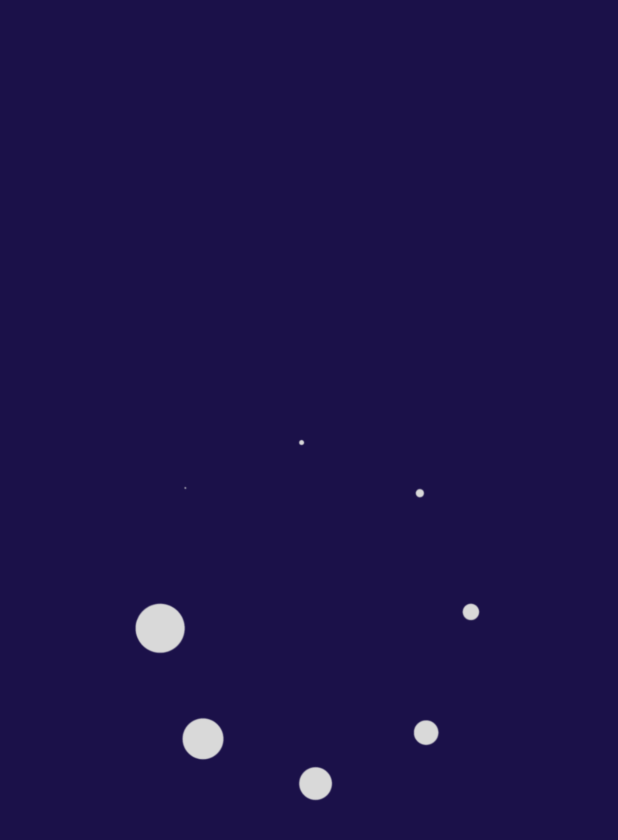
After one commit to carocarter/Entriviados, an Android app: the layout activity_loading.xml on its own in the app's theme, with its tools: preview values and no code run, on a phone screen of 412 x 824 dp. The commit adds this screen. Shown: the top 840 px of the screen. Run offline under Robolectric (Android 15) with nearby library versions, the phone set to English and light mode, and no system bars.

Commit message:
LoadingDelJuego

```diff
--- a/Entriviados10/app/build.gradle.kts
+++ b/Entriviados10/app/build.gradle.kts
@@ -51,6 +51,8 @@ dependencies {
     implementation("androidx.navigation:navigation-ui:2.6.0")
     implementation("androidx.activity:activity:1.8.0")
     implementation("com.google.firebase:firebase-messaging:23.4.1")
+    implementation("androidx.compose.animation:animation-graphics-android:1.6.7")
+    implementation("androidx.core:core-animation:1.0.0")
 
     testImplementation("junit:junit:4.13.2")
     androidTestImplementation("androidx.test.ext:junit:1.1.5")
--- a/Entriviados10/app/src/main/java/com/example/entriviados10/GameActivity.java
+++ b/Entriviados10/app/src/main/java/com/example/entriviados10/GameActivity.java
@@ -222,6 +222,8 @@ public class GameActivity extends AppCompatActivity {
                     .setPositiveButton(android.R.string.yes, new DialogInterface.OnClickListener() {
                         public void onClick(DialogInterface dialog, int which) {
                             //User clicked OK button, finishing the activity
+                            Intent intent = new Intent(GameActivity.this, SelectLevelActivity.class);
+                            startActivity(intent);
                             finish();
                         }
                     })
--- /dev/null
+++ b/Entriviados10/app/src/main/res/layout/activity_loading.xml
@@ -0,0 +1,24 @@
+<?xml version="1.0" encoding="utf-8"?>
+<androidx.constraintlayout.widget.ConstraintLayout xmlns:android="http://schemas.android.com/apk/res/android"
+xmlns:app="http://schemas.android.com/apk/res-auto"
+android:layout_width="match_parent"
+android:layout_height="match_parent"
+android:background="@color/background">
+
+<ImageView
+    android:id="@+id/loaderImageView"
+    android:layout_width="0dp"
+    android:layout_height="0dp"
+    android:layout_marginStart="80dp"
+    android:layout_marginTop="5dp"
+    android:layout_marginEnd="80dp"
+    android:layout_marginBottom="5dp"
+    app:layout_constraintBottom_toBottomOf="parent"
+    app:layout_constraintEnd_toEndOf="parent"
+    app:layout_constraintHorizontal_bias="0.5"
+    app:layout_constraintStart_toStartOf="parent"
+    app:layout_constraintTop_toTopOf="parent"
+    app:layout_constraintVertical_bias="0.5"
+    app:srcCompat="@drawable/loading_icon"
+    android:contentDescription="Loader"/>
+</androidx.constraintlayout.widget.ConstraintLayout>
```
Also changed, not shown: Entriviados10/app/src/main/java/com/example/entriviados10/SelectLevelActivity.java (+28 -4 lines), Entriviados10/app/src/main/res/drawable/loading_icon.png (added).
